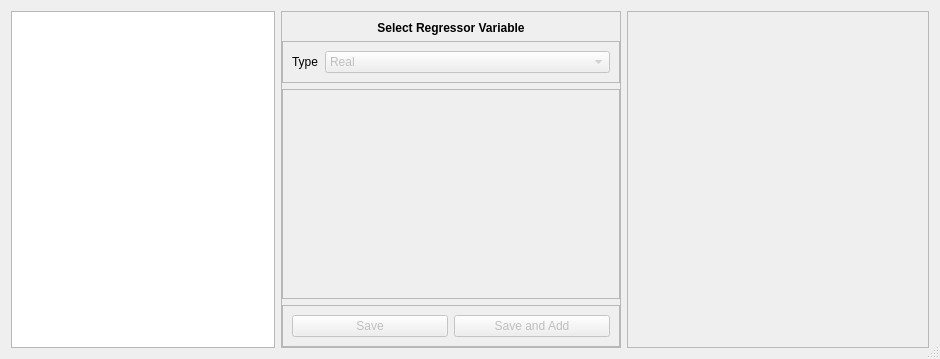
The window that braviz/interaction/qt_guis/regressors_select.ui (diego0020/braviz-app) describes before a commit, drawn with Qt 5.
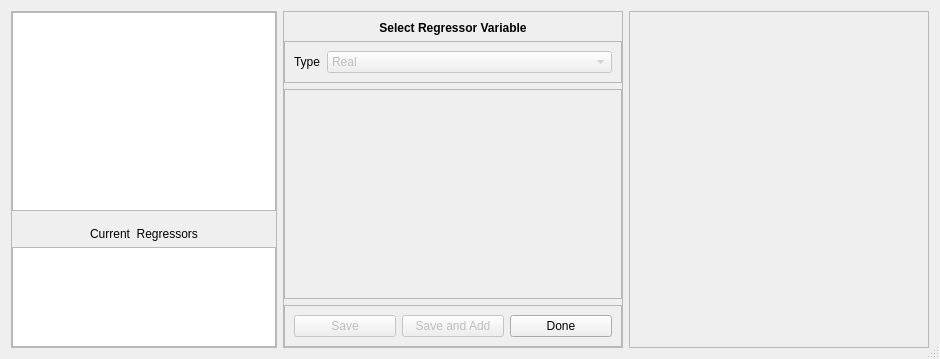
The same window after the commit.

Commit message: before abstracting variable select dialog

What changed in the file:
```diff
--- a/braviz/interaction/qt_guis/regressors_select.ui
+++ b/braviz/interaction/qt_guis/regressors_select.ui
@@ -27,6 +27,27 @@
   </property>
   <layout class="QHBoxLayout" name="horizontalLayout" stretch="0,0,1">
    <item>
+    <widget class="QFrame" name="frame_3">
+     <property name="frameShape">
+      <enum>QFrame::StyledPanel</enum>
+     </property>
+     <property name="frameShadow">
+      <enum>QFrame::Raised</enum>
+     </property>
+     <layout class="QVBoxLayout" name="verticalLayout_2" stretch="2,0,0,1">
+      <property name="leftMargin">
+       <number>0</number>
+      </property>
+      <property name="topMargin">
+       <number>0</number>
+      </property>
+      <property name="rightMargin">
+       <number>0</number>
+      </property>
+      <property name="bottomMargin">
+       <number>0</number>
+      </property>
+      <item>
     <widget class="QTableView" name="tableView">
      <property name="sizePolicy">
       <sizepolicy hsizetype="Preferred" vsizetype="Expanding">
@@ -73,6 +94,38 @@
     </widget>
    </item>
    <item>
+       <spacer name="verticalSpacer">
+        <property name="orientation">
+         <enum>Qt::Vertical</enum>
+        </property>
+        <property name="sizeType">
+         <enum>QSizePolicy::Expanding</enum>
+        </property>
+        <property name="sizeHint" stdset="0">
+         <size>
+          <width>20</width>
+          <height>10</height>
+         </size>
+        </property>
+       </spacer>
+      </item>
+      <item>
+       <widget class="QLabel" name="label">
+        <property name="text">
+         <string>Current  Regressors</string>
+        </property>
+        <property name="alignment">
+         <set>Qt::AlignCenter</set>
+        </property>
+       </widget>
+      </item>
+      <item>
+       <widget class="QTableView" name="current_regressors_table"/>
+      </item>
+     </layout>
+    </widget>
+   </item>
+   <item>
     <widget class="QFrame" name="frame">
      <property name="minimumSize">
       <size>
@@ -210,6 +263,13 @@
            </property>
           </widget>
          </item>
+         <item>
+          <widget class="QPushButton" name="pushButton">
+           <property name="text">
+            <string>Done</string>
+           </property>
+          </widget>
+         </item>
         </layout>
        </widget>
       </item>
```
Lines whose indentation alone changed are shown as unchanged. The commit also changes 1 other file.
